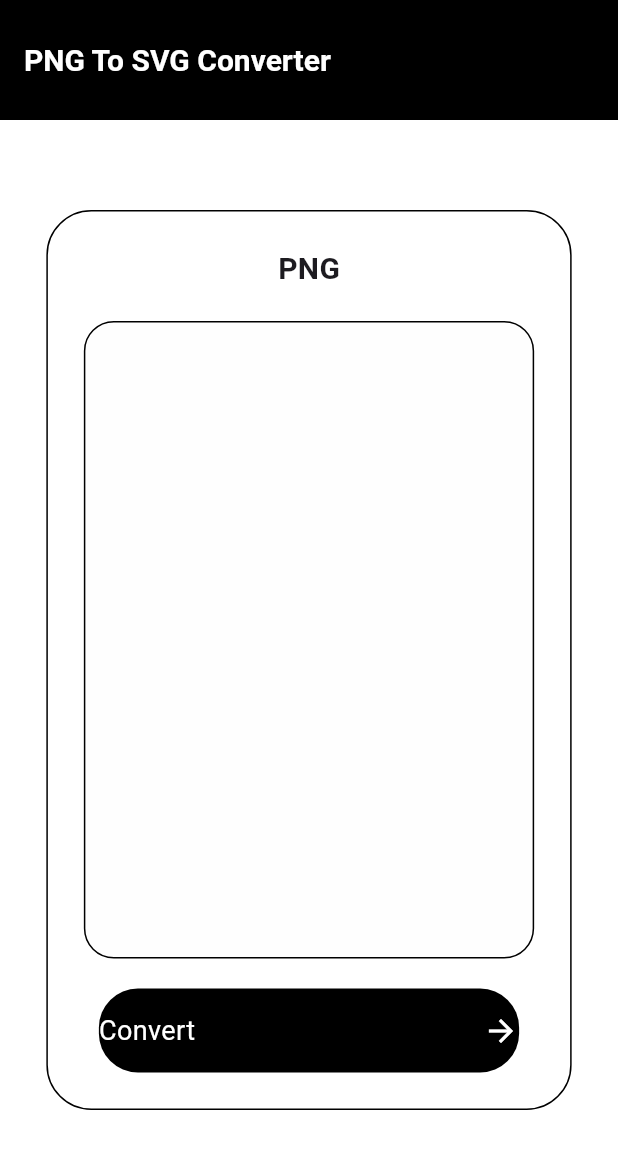
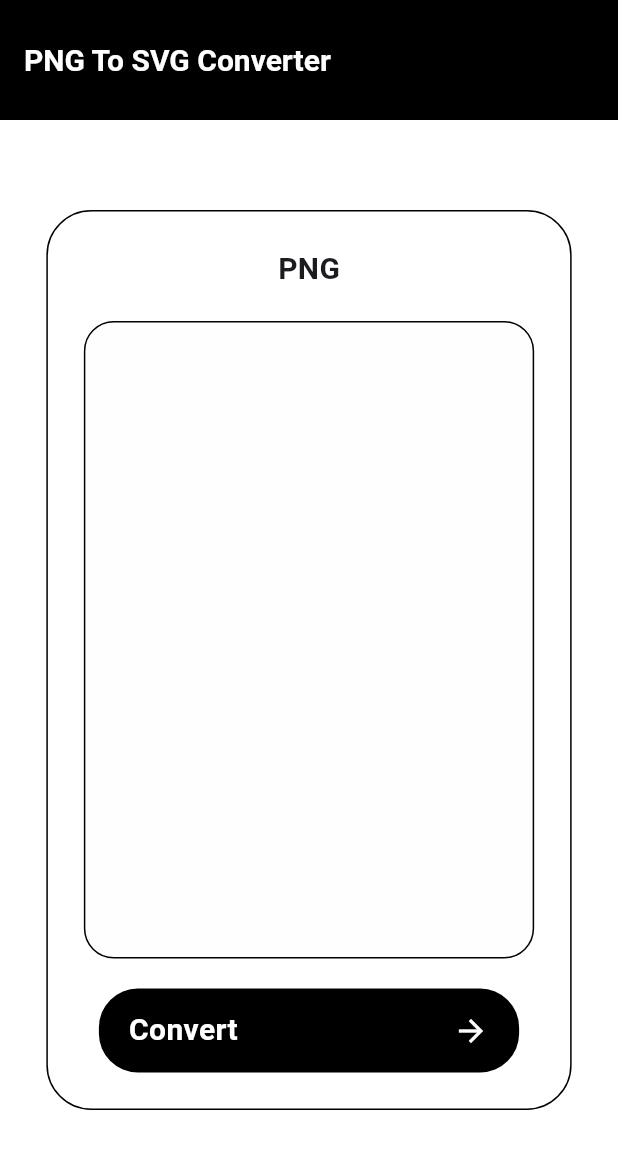
Before and after one commit to ThatLinuxGuyYouKnow/Sping, a Flutter app: the screen it shows after launch, on a phone screen of 412 x 824 dp. Shown: the top 1149 px of the screen. Run offline on Flutter 3.47's test engine with Material 3 defaults, Android fonts, the phone set to English and light mode, and no system bars; our stand-ins replace file_picker, google_fonts; missing offline and left inert: dart:html; Roboto replaces fonts that are missing (Ubuntu).

```diff
--- a/lib/converterScreen.dart
+++ b/lib/converterScreen.dart
@@ -146,6 +146,7 @@ class ConvertButton extends StatelessWidget {
   @override
   Widget build(BuildContext context) {
     return Container(
+      padding: EdgeInsets.symmetric(horizontal: 20),
       width: width,
       height: 56,
       decoration: BoxDecoration(
@@ -158,9 +159,7 @@ class ConvertButton extends StatelessWidget {
           Text(
             'Convert',
             style: GoogleFonts.ubuntu(
-              color: Colors.white,
-              fontSize: 18,
-            ),
+                color: Colors.white, fontSize: 20, fontWeight: FontWeight.bold),
           ),
           const SizedBox(width: 12),
           const Icon(
```
